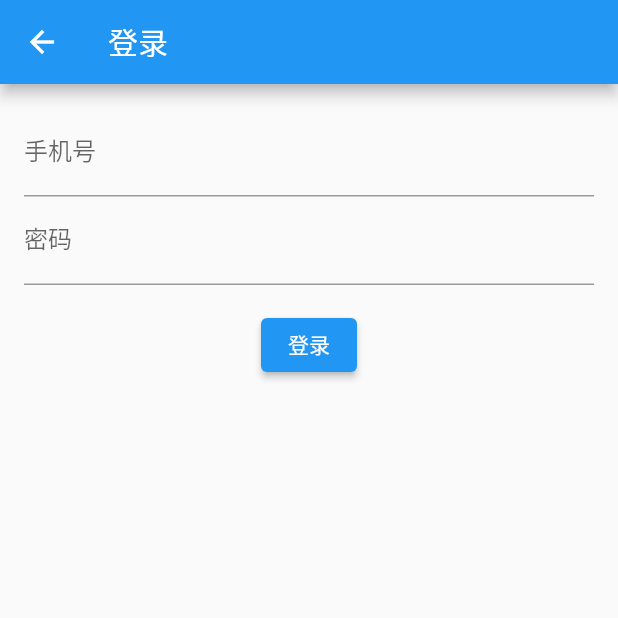
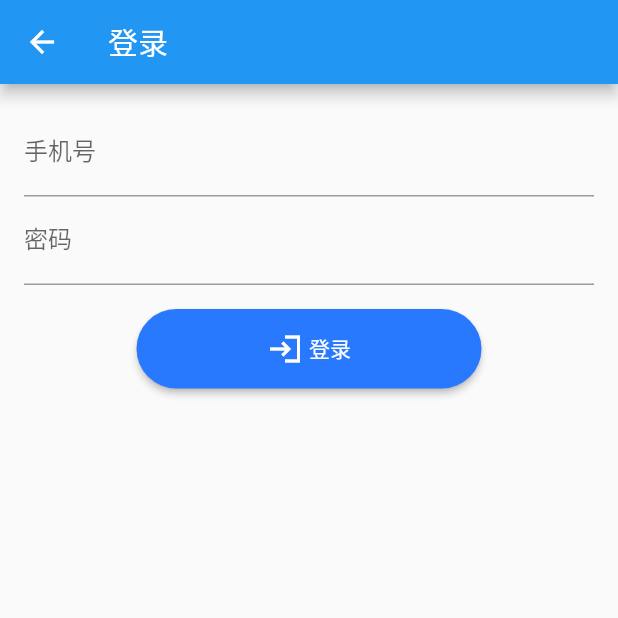
Before and after one commit to HawkeW/oncew_dict, a Flutter app: the screen it shows after launch, in the side drawer, after a tap on "登录", on a phone screen of 412 x 824 dp, the top half of it. Run offline on Flutter 3.47's test engine with Material 2 defaults, Android fonts, the phone set to English and light mode, and no system bars; drawn by our look-alikes of progress_state_button; our stand-ins replace convert, dio, flutter_easyloading, flutter_screenutil, get, shared_preferences; missing offline and left inert: mdict_reader; statements that could not run were skipped.

Commit message:
feat: 优化登录退出登录内容

```diff
--- a/lib/pages/login/login_page.dart
+++ b/lib/pages/login/login_page.dart
@@ -1,12 +1,15 @@
 import 'package:flutter/material.dart';
-import 'package:flutter_easyloading/flutter_easyloading.dart';
 import 'package:flutter_screenutil/flutter_screenutil.dart';
 import 'package:get/get.dart';
 import 'package:oncew_dict/controller/user_controller.dart';
 import 'package:oncew_dict/pages/login/login_controller.dart';
+import 'package:progress_state_button/iconed_button.dart';
+import 'package:progress_state_button/progress_button.dart';
 
 class LoginPage extends StatelessWidget {
   LoginPage({super.key});
+
+  final FocusNode passwordFocusNode = FocusNode();
 
   final GlobalKey<FormState> _formKey = GlobalKey();
 
@@ -19,14 +22,9 @@ class LoginPage extends StatelessWidget {
       var user = await loginController.login();
       if (user != null) {
         await userController.setUser(user);
-        EasyLoading.show(
-          status: "登录成功！",
-        );
-      } else {
-        EasyLoading.show(status: "登录失败！");
+        await Future.delayed(Duration(seconds: 2));
+        Get.back();
       }
-      print('phone: ${loginController.phone.value}');
-      print('Password: ${loginController.password.value}');
     }
   }
 
@@ -54,6 +52,10 @@ class LoginPage extends StatelessWidget {
                     }
                     return null;
                   },
+                  textInputAction: TextInputAction.next,
+                  onEditingComplete: () {
+                    FocusScope.of(context).requestFocus(passwordFocusNode);
+                  },
                   onSaved: (value) {
                     if (value != null) {
                       loginController.phone.value = value;
@@ -61,23 +63,51 @@ class LoginPage extends StatelessWidget {
                   },
                 ),
                 TextFormField(
+                  focusNode: passwordFocusNode,
                   obscureText: true,
-                  decoration: InputDecoration(labelText: '密码'),
+                  decoration: InputDecoration(
+                    labelText: '密码',
+                  ),
+                  textInputAction: TextInputAction.done,
                   validator: (value) {
                     if (value == null || value.isEmpty) {
                       return 'Please enter your password';
                     }
                     return null;
                   },
+                  onEditingComplete: () {
+                    FocusScope.of(context).unfocus();
+                    _submitForm();
+                  },
                   onSaved: (value) {
                     if (value != null) loginController.password.value = value;
                   },
                 ),
                 SizedBox(height: 16),
-                ElevatedButton(
-                  onPressed: _submitForm,
-                  child: Text('登录'),
-                ),
+                Obx(() => ProgressButton.icon(
+                        state: loginController.state.value,
+                        onPressed: () => _submitForm(),
+                        iconedButtons: {
+                          ButtonState.idle: IconedButton(
+                              text: "登录",
+                              icon: const Icon(Icons.login_sharp,
+                                  color: Colors.white),
+                              color: Colors.blueAccent.shade400),
+                          ButtonState.loading: IconedButton(
+                              text: "正在登录", color: Colors.blueAccent.shade700),
+                          ButtonState.fail: IconedButton(
+                              text: "登录失败",
+                              icon:
+                                  const Icon(Icons.cancel, color: Colors.white),
+                              color: Colors.red.shade300),
+                          ButtonState.success: IconedButton(
+                              text: "登录成功",
+                              icon: const Icon(
+                                Icons.check_circle,
+                                color: Colors.white,
+                              ),
+                              color: Colors.green.shade400)
+                        }))
               ],
             ),
           ),
--- a/lib/widgets/home_drawer.dart
+++ b/lib/widgets/home_drawer.dart
@@ -32,7 +32,7 @@ class HomeDrawer extends StatelessWidget {
   @override
   Widget build(BuildContext context) {
     return Drawer(
-        child: ListView(
+        child: Obx(() => ListView(
               children: [
                 DrawerHeader(
                   decoration: BoxDecoration(
@@ -70,8 +70,15 @@ class HomeDrawer extends StatelessWidget {
                 ),
                 if (!userController.isLogin)
                   ElevatedButton(
-              onPressed: () => Get.to(() => LoginPage()), child: Text("登录"))
-        else ...[
+                      onPressed: () => Get.to(() => LoginPage()),
+                      child: Text("登录"))
+                else
+                  Container(
+                    child: Column(
+                      mainAxisAlignment: MainAxisAlignment.spaceBetween,
+                      children: [
+                        Column(
+                          children: [
                             buildDrawerItem(
                               "我的词书",
                               Icons.book,
@@ -82,8 +89,14 @@ class HomeDrawer extends StatelessWidget {
                               Icons.search,
                               () => Get.to(() => SearchWordPage()),
                             ),
-        ]
+                            buildDrawerItem("退出登录", Icons.logout,
+                                () => userController.logOut()),
                           ],
-    ));
+                        ),
+                      ],
+                    ),
+                  )
+              ],
+            )));
   }
 }
```
Also changed, not shown: lib/controller/user_controller.dart (+9 -0 lines), lib/pages/login/login_controller.dart (+7 -0 lines). Lines whose indentation alone changed are shown as unchanged.
